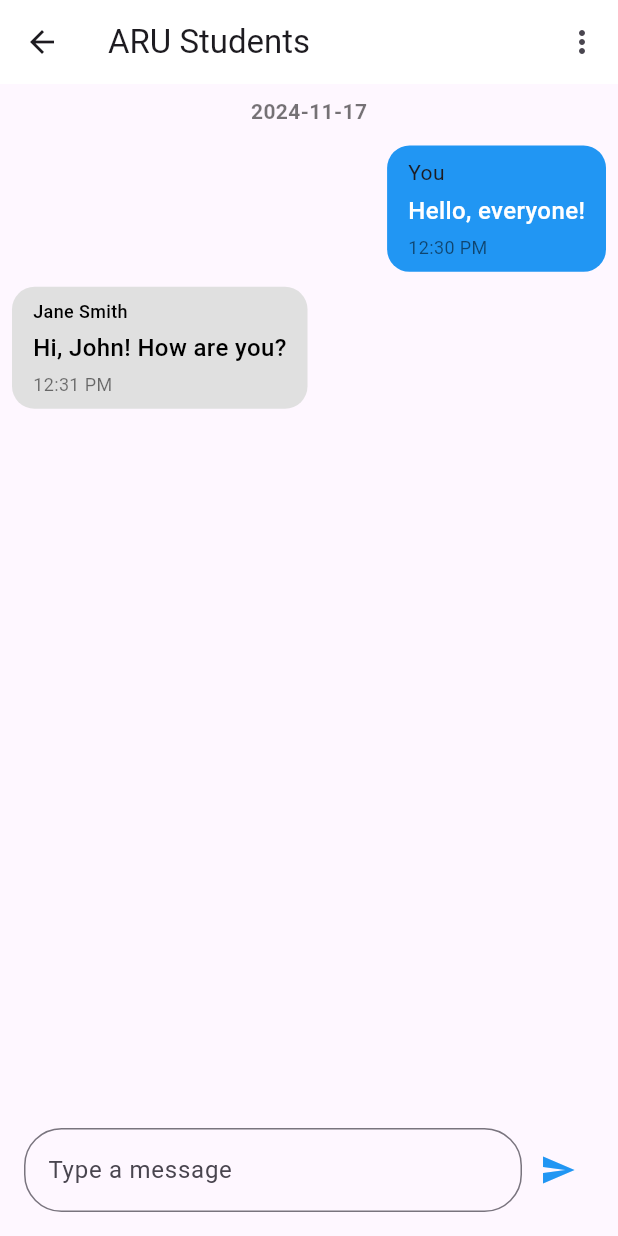
After one commit to iam-kimata/rides_sharing_app, a Flutter app: the HomePage screen opened directly, on a phone screen of 412 x 824 dp. The commit adds this screen. Run offline on Flutter 3.47's test engine with Material 3 defaults, Android fonts, the phone set to English and light mode, and no system bars.

Commit message:
pages updates

```diff
--- a/lib/signin_page.dart
+++ b/lib/signin_page.dart
@@ -2,7 +2,7 @@ import 'package:flutter/material.dart';
 import 'package:rides_sharing_app/signup_page.dart';
 
 class SigninPage extends StatelessWidget {
-  SigninPage({Key? key}) : super(key: key);
+  SigninPage({super.key});
 
   final usernameController = TextEditingController();
   final passwordController = TextEditingController();
--- a/lib/signup_page.dart
+++ b/lib/signup_page.dart
@@ -1,7 +1,7 @@
 import 'package:flutter/material.dart';
 
 class SignupPage extends StatefulWidget {
-  const SignupPage({Key? key}) : super(key: key);
+  const SignupPage({super.key});
 
   @override
   _SignupPageState createState() => _SignupPageState();
--- /dev/null
+++ b/lib/student/home_page.dart
@@ -0,0 +1,214 @@
+import 'package:flutter/material.dart';
+
+class HomePage extends StatefulWidget {
+  const HomePage({super.key});
+
+  @override
+  State<HomePage> createState() => _HomePageState();
+}
+
+class _HomePageState extends State<HomePage> {
+  final TextEditingController _message = TextEditingController();
+  String currentUserName = "You";
+  List<Map<String, dynamic>> chatList = [
+    {
+      "userId": 1,
+      "message": "Hello, everyone!",
+      "sendBy": "John Doe",
+      "time": "12:30 PM",
+      "date": "2024-11-17",
+    },
+    {
+      "userId": 2,
+      "message": "Hi, John! How are you?",
+      "sendBy": "Jane Smith",
+      "time": "12:31 PM",
+      "date": "2024-11-17",
+    },
+  ]; // Sample hardcoded data
+  ScrollController _scrollController = ScrollController();
+  int? currentUserId = 1; // Set to a default user ID for testing
+  bool isUserScrollingUp = false;
+
+  @override
+  void initState() {
+    super.initState();
+    _scrollController = ScrollController();
+  }
+
+  void scrollToBottom() {
+    _scrollController.animateTo(
+      _scrollController.position.maxScrollExtent,
+      duration: const Duration(milliseconds: 300),
+      curve: Curves.easeOut,
+    );
+  }
+
+  void sendMessage() {
+    final message = _message.text.trim();
+    if (message.isEmpty) return;
+
+    setState(() {
+      // Add the new message to the chat list
+      chatList.add({
+        "userId": currentUserId,
+        "message": message,
+        "sendBy": currentUserName,
+        "time": "Now", // Simulating current time
+        "date": "2024-11-17", // Hardcoded date
+      });
+    });
+
+    _message.clear(); // Clear the message input field after sending
+    scrollToBottom(); // Scroll to bottom after sending
+  }
+
+  @override
+  Widget build(BuildContext context) {
+    final Size size = MediaQuery.of(context).size;
+
+    return Scaffold(
+      appBar: AppBar(
+        title: const Text("ARU Students"),
+        backgroundColor: Colors.white,
+        actions: [
+          IconButton(
+            onPressed: () {
+              // Dummy functionality for more options
+            },
+            icon: const Icon(Icons.more_vert),
+          ),
+        ],
+      ),
+      body: Column(
+        children: [
+          Expanded(
+            child: ListView.builder(
+              controller: _scrollController, // Assign the ScrollController
+              itemCount: chatList.length,
+              itemBuilder: (context, index) {
+                bool isCurrentUser = chatList[index]['userId'] == currentUserId;
+                bool showDate = true;
+
+                if (index > 0) {
+                  showDate =
+                      chatList[index]['date'] != chatList[index - 1]['date'];
+                }
+
+                return Column(
+                  crossAxisAlignment: CrossAxisAlignment.start,
+                  children: [
+                    if (showDate)
+                      Padding(
+                        padding: const EdgeInsets.symmetric(vertical: 8.0),
+                        child: Center(
+                          child: Text(
+                            chatList[index]['date'] ?? '',
+                            style: const TextStyle(
+                              fontSize: 14,
+                              fontWeight: FontWeight.bold,
+                              color: Colors.black54,
+                            ),
+                          ),
+                        ),
+                      ),
+                    Row(
+                      mainAxisAlignment: isCurrentUser
+                          ? MainAxisAlignment.end
+                          : MainAxisAlignment.start,
+                      children: [
+                        Flexible(
+                          child: Container(
+                            constraints:
+                                BoxConstraints(maxWidth: 0.7 * size.width),
+                            padding: const EdgeInsets.symmetric(
+                                vertical: 8, horizontal: 14),
+                            margin: const EdgeInsets.symmetric(
+                                vertical: 5, horizontal: 8),
+                            decoration: BoxDecoration(
+                              borderRadius: BorderRadius.circular(15),
+                              color: isCurrentUser
+                                  ? Colors.blue
+                                  : Colors.grey[300],
+                            ),
+                            child: Column(
+                              crossAxisAlignment: CrossAxisAlignment.start,
+                              children: [
+                                isCurrentUser
+                                    ? const Text('You')
+                                    : Text(
+                                        '${chatList[index]['sendBy']}',
+                                        style: const TextStyle(
+                                          fontSize: 12,
+                                          fontWeight: FontWeight.w500,
+                                          color: Colors.black,
+                                        ),
+                                      ),
+                                SizedBox(
+                                  height: size.height / 200,
+                                ),
+                                Text(
+                                  '${chatList[index]['message']}',
+                                  style: TextStyle(
+                                    fontSize: 16,
+                                    fontWeight: FontWeight.w500,
+                                    color: isCurrentUser
+                                        ? Colors.white
+                                        : Colors.black,
+                                  ),
+                                ),
+                                SizedBox(
+                                  height: size.height / 200,
+                                ),
+                                Text(
+                                  '${chatList[index]['time']}',
+                                  style: const TextStyle(
+                                    fontSize: 12,
+                                    fontWeight: FontWeight.w400,
+                                    color: Colors.black54,
+                                  ),
+                                ),
+                              ],
+                            ),
+                          ),
+                        ),
+                      ],
+                    ),
+                  ],
+                );
+              },
+            ),
+          ),
+          Padding(
+            padding:
+                const EdgeInsets.symmetric(horizontal: 16.0, vertical: 16.0),
+            child: Row(
+              mainAxisAlignment: MainAxisAlignment.end,
+              children: [
+                Expanded(
+                  child: TextFormField(
+                    controller: _message,
+                    decoration: InputDecoration(
+                      hintText: 'Type a message',
+                      border: OutlineInputBorder(
+                        borderRadius: BorderRadius.circular(25),
+                      ),
+                    ),
+                    onFieldSubmitted: (value) {
+                      sendMessage();
+                    },
+                  ),
+                ),
+                IconButton(
+                  onPressed: sendMessage,
+                  icon: const Icon(Icons.send),
+                  color: Colors.blue,
+                ),
+              ],
+            ),
+          ),
+        ],
+      ),
+    );
+  }
+}
```
